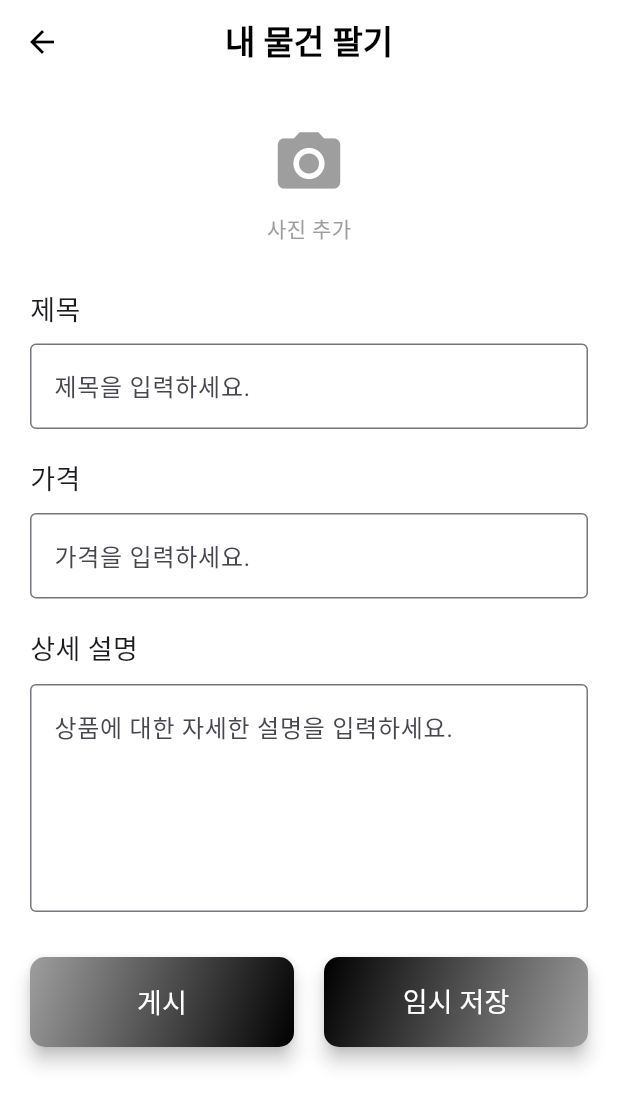
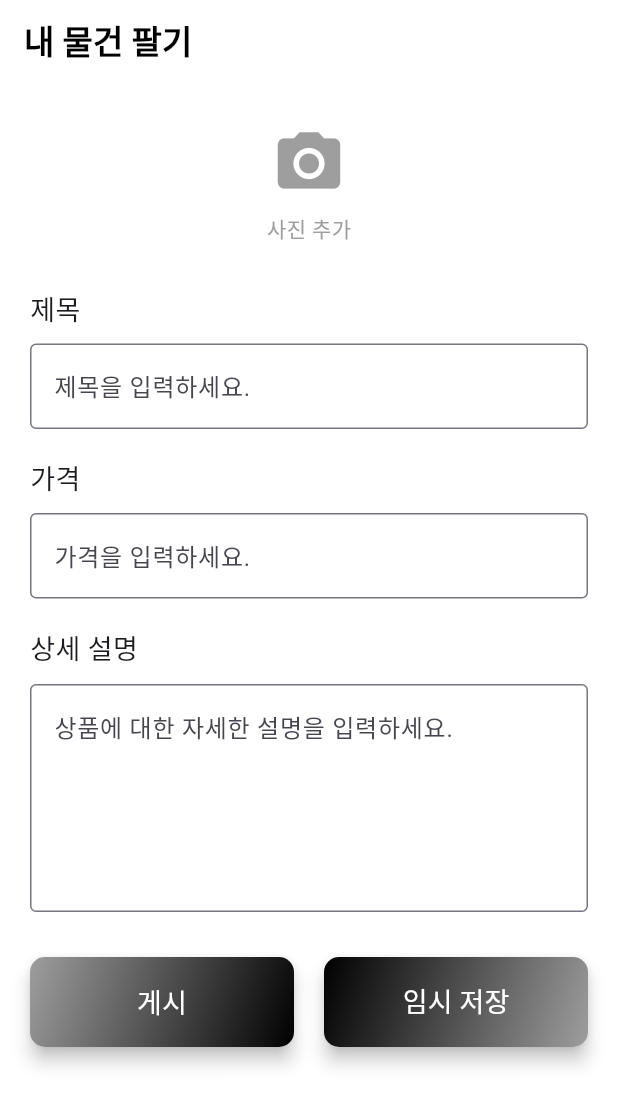
Before and after one commit to bluemoon983/ideafestival_ios, a Flutter app: the WritingWidget screen opened directly, on a phone screen of 412 x 824 dp. Shown: the top 1106 px of the screen. Run offline on Flutter 3.47's test engine with Material 3 defaults, Android fonts, the phone set to English and light mode, and no system bars; our stand-ins replace sqflite; accounts and stored records are empty.

Commit message:
레게노

```diff
--- a/lib/screens/main_screens.dart
+++ b/lib/screens/main_screens.dart
@@ -186,13 +186,11 @@ class _HomeTabState extends State<_HomeTab> with TickerProviderStateMixin {
     );
     _fadeController.forward();
 
-    // Typing animation controller
     _typingController = AnimationController(
       vsync: this,
       duration: const Duration(seconds: 2),
     );
 
-    // Start the typing animation and loop the text
     _typingController.addStatusListener((status) {
       if (status == AnimationStatus.completed) {
         Future.delayed(const Duration(seconds: 1), () {
--- a/lib/ui/writing_ui.dart
+++ b/lib/ui/writing_ui.dart
@@ -10,16 +10,15 @@ class WritingWidget extends StatelessWidget {
       appBar: AppBar(
         backgroundColor: Colors.white,
         elevation: 0,
-        leading: IconButton(
-          icon: const Icon(Icons.arrow_back, color: Colors.black),
-          onPressed: () {},
-        ),
-        title: const Text(
-          "내 물건 팔기",
-          style: TextStyle(
-            color: Colors.black,
-            fontSize: 22,
-            fontWeight: FontWeight.bold,
+        title: const Align(
+          alignment: Alignment.topLeft,
+          child: Text(
+            "내 물건 팔기",
+            style: TextStyle(
+              color: Colors.black,
+              fontSize: 22,
+              fontWeight: FontWeight.bold,
+            ),
           ),
         ),
         centerTitle: true,
```
Also changed, not shown: lib/src/shopping_ui.dart (+5 -5 lines).
